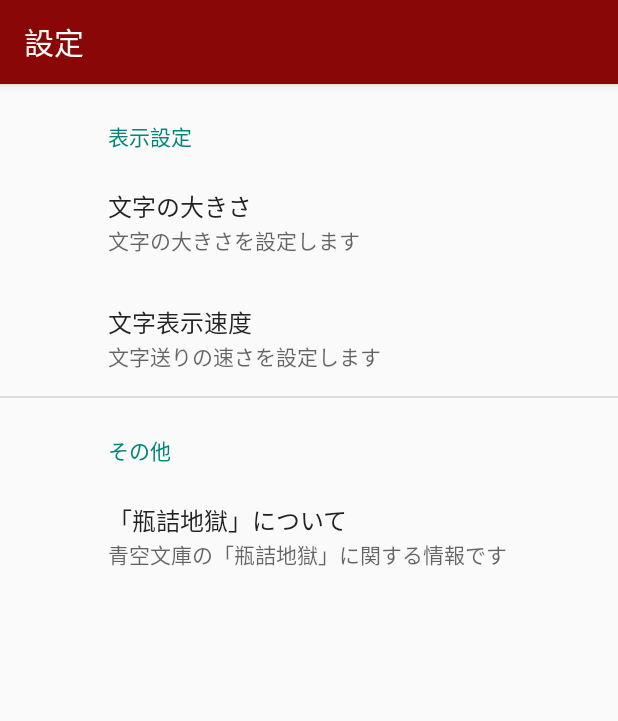
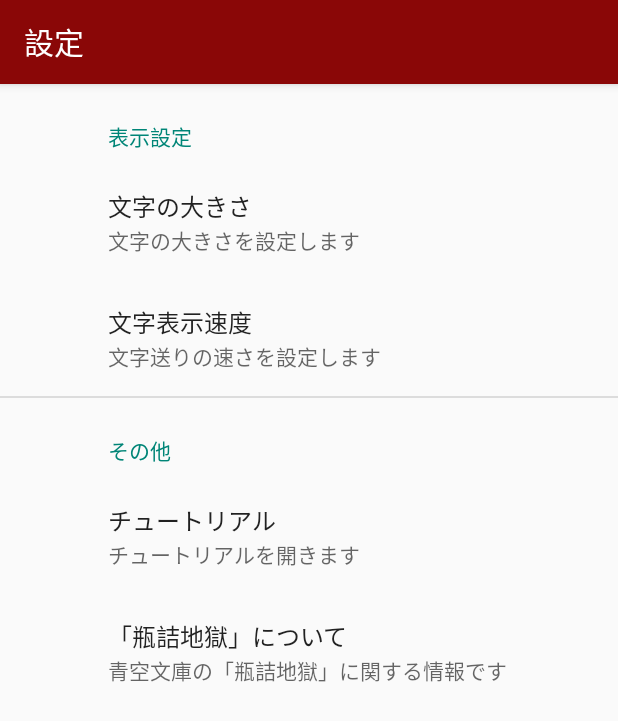
Before and after one commit to outerlet/BinzumeJigoku, an Android app: the MainActivity screen opened directly, with no data from a screen before it, after a tap on "設定", on a phone screen of 412 x 824 dp. Shown: the top 721 px of the screen. Run offline under Robolectric (Android 15) with nearby library versions, the phone set to English and light mode, and no system bars; our stand-ins replace androidx.preference.

Commit message:
DBバージョンの変更、チュートリアルを設定画面内に入れる

```diff
--- a/app/build.gradle
+++ b/app/build.gradle
@@ -8,7 +8,7 @@ android {
         applicationId "jp.onetake.binzumejigoku"
         minSdkVersion 19
         targetSdkVersion 24
-        versionCode 4
+        versionCode 5
         versionName '1.0.0'
     }
 
--- a/app/src/main/java/jp/onetake/binzumejigoku/activity/MainActivity.java
+++ b/app/src/main/java/jp/onetake/binzumejigoku/activity/MainActivity.java
@@ -217,21 +217,22 @@ public class MainActivity extends BasicActivity
 	 */
 	@Override
 	public boolean onOptionsItemSelected(MenuItem item) {
+		// 前回の続きから
+		// 前回のセーブデータが使える(章の終わりまで行ってない)場合のみロードを確認する
 		if (item.getItemId() == R.id.menu_continue) {
-			// 前回のセーブデータが使える(章の終わりまで行ってない)場合のみロードを確認する
 			if (ContentsInterface.getInstance().getSaveData(0).isUsable()) {
 				ConfirmDialogFragment
 						.newInstance(R.string.phrase_confirm, R.string.message_load_confirmation_latest)
 						.show(getSupportFragmentManager(), TAG_DIALOG_LOAD_LATEST);
 			}
+		// セーブデータからロード
 		} else if (item.getItemId() == R.id.menu_load) {
 			Intent intent = new Intent(this, SaveActivity.class);
 			intent.putExtra(SaveActivity.EXTRA_SAVE_MODE, false);
 			startActivityForResult(intent, getResources().getInteger(R.integer.request_code_save_activity));
+		// 設定
 		} else if (item.getItemId() == R.id.menu_setting) {
 			startActivity(new Intent(this, SettingActivity.class));
-		} else if (item.getItemId() == R.id.menu_tutorial) {
-			startActivity(new Intent(this, TutorialActivity.class));
 		}
 
 		return true;
--- a/app/src/main/java/jp/onetake/binzumejigoku/activity/SettingActivity.java
+++ b/app/src/main/java/jp/onetake/binzumejigoku/activity/SettingActivity.java
@@ -69,6 +69,12 @@ public class SettingActivity extends BasicActivity
 		}
 		*/
 
+		// チュートリアル
+		if (prefKey.equals(getString(R.string.prefkey_tutorial_nosave))) {
+			startActivity(new Intent(this, TutorialActivity.class));
+			return true;
+		}
+
 		// 「瓶詰地獄」について
 		if (prefKey.equals(getString(R.string.prefkey_about_work_nosave))) {
 			Point point = new Point(0, 0);
--- a/app/src/main/java/jp/onetake/binzumejigoku/fragment/SettingFragment.java
+++ b/app/src/main/java/jp/onetake/binzumejigoku/fragment/SettingFragment.java
@@ -21,6 +21,7 @@ public class SettingFragment extends PreferenceFragmentCompat {
 			Preference.OnPreferenceClickListener listener = (Preference.OnPreferenceClickListener)getActivity();
 
 			// findPreference(getString(R.string.prefkey_donation_nosave)).setOnPreferenceClickListener(listener);
+			findPreference(getString(R.string.prefkey_tutorial_nosave)).setOnPreferenceClickListener(listener);
 			findPreference(getString(R.string.prefkey_about_work_nosave)).setOnPreferenceClickListener(listener);
 		}
 	}
--- a/app/src/main/res/menu/menu_main.xml
+++ b/app/src/main/res/menu/menu_main.xml
@@ -24,10 +24,4 @@
 		app:showAsAction="always"
 		/>
 
-	<item
-		android:id="@+id/menu_tutorial"
-		android:title="@string/phrase_tutorial"
-		app:showAsAction="never"
-		/>
-
 </menu>
--- a/app/src/main/res/values/database.xml
+++ b/app/src/main/res/values/database.xml
@@ -4,7 +4,7 @@
 	<string name="db_name">db_binzume_jigoku</string>
 
 	<!-- データベースのバージョン。諸々の面倒を避けるためアプリのversionCodeと同じ値にしておくこと -->
-	<integer name="db_version">3</integer>
+	<integer name="db_version">5</integer>
 
 	<!-- コンテンツデータを入れる先のテーブル名 -->
 	<string name="db_contents_table_name">TBL_CONTENTS</string>
--- a/app/src/main/res/values/strings.xml
+++ b/app/src/main/res/values/strings.xml
@@ -16,7 +16,8 @@
 	<string name="prefkey_text_size">PREFKEY_TEXT_SIZE</string>
 	<string name="prefkey_tutorial_finished">PREFKEY_TUTORIAL_FINISHED</string>
 	<string name="prefkey_donation_nosave">PREFKEY_DONATION_NOSAVE</string>
-	<string name="prefkey_about_work_nosave">PREFKEY_ABOUT_WORK</string>
+	<string name="prefkey_tutorial_nosave">PREFKEY_TUTORIAL_NOSAVE</string>
+	<string name="prefkey_about_work_nosave">PREFKEY_ABOUT_WORK_NOSAVE</string>
 
 	<!-- In App Billingで購入できるアイテムのID -->
 	<string name="iab_item_id">consume_0001</string>
@@ -34,7 +35,6 @@
 	<string name="phrase_load">ロード</string>
 	<string name="phrase_no_save">保存されていない</string>
 	<string name="phrase_text_history">テキスト履歴</string>
-	<string name="phrase_tutorial">チュートリアル</string>
 	<string name="phrase_execute_donation">寄付する</string>
 	<string name="phrase_cancel_donation">やめておく</string>
 	<string name="phrase_normal">普通</string>
@@ -85,10 +85,12 @@
 	<string name="title_setting_text_size">文字の大きさ</string>
 	<string name="title_setting_text_speed">文字表示速度</string>
 	<string name="title_setting_donation">投げ銭</string>
+	<string name="title_setting_tutorial">チュートリアル</string>
 	<string name="title_setting_about_this_work">「瓶詰地獄」について</string>
 	<string name="summary_setting_text_size">文字の大きさを設定します</string>
 	<string name="summary_setting_text_speed">文字送りの速さを設定します</string>
 	<string name="summary_setting_donation">このアプリを気に入って頂けたらご寄付頂けると幸いです</string>
+	<string name="summary_setting_tutorial">チュートリアルを開きます</string>
 	<string name="summary_setting_about_this_work">青空文庫の「瓶詰地獄」に関する情報です</string>
 
 	<!-- メッセージ -->
--- a/app/src/main/res/xml/preferences.xml
+++ b/app/src/main/res/xml/preferences.xml
@@ -50,6 +50,12 @@
 		android:title="@string/title_setting_group_other">
 
 		<android.support.v7.preference.Preference
+			android:key="@string/prefkey_tutorial_nosave"
+			android:title="@string/title_setting_tutorial"
+			android:summary="@string/summary_setting_tutorial"
+			/>
+
+		<android.support.v7.preference.Preference
 			android:key="@string/prefkey_about_work_nosave"
 			android:title="@string/title_setting_about_this_work"
 			android:summary="@string/summary_setting_about_this_work"
```
